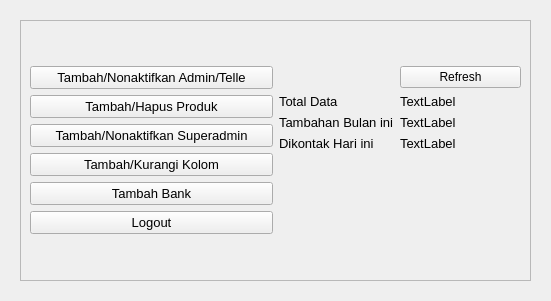
NathanielClarence/telemarketingdb, file mainFiles/assets/ui/superadminUi.ui: the form before one commit.
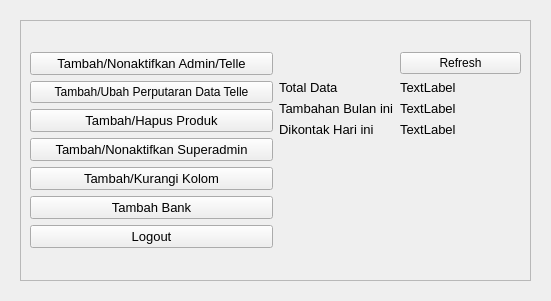
The form after the commit.

Commit message: Add Parameter Form and Logic, Add Table for Parameter

```diff
--- a/mainFiles/assets/ui/superadminUi.ui
+++ b/mainFiles/assets/ui/superadminUi.ui
@@ -37,18 +37,6 @@
     <layout class="QGridLayout" name="gridLayout_2">
      <item row="0" column="0">
       <layout class="QGridLayout" name="gridLayout">
-       <item row="4" column="0">
-        <widget class="QPushButton" name="btn_addBank">
-         <property name="font">
-          <font>
-           <pointsize>10</pointsize>
-          </font>
-         </property>
-         <property name="text">
-          <string>Tambah Bank</string>
-         </property>
-        </widget>
-       </item>
        <item row="0" column="0">
         <widget class="QPushButton" name="btn_add">
          <property name="font">
@@ -61,7 +49,19 @@
          </property>
         </widget>
        </item>
-       <item row="3" column="0">
+       <item row="6" column="0">
+        <widget class="QPushButton" name="btn_back">
+         <property name="font">
+          <font>
+           <pointsize>10</pointsize>
+          </font>
+         </property>
+         <property name="text">
+          <string>Logout</string>
+         </property>
+        </widget>
+       </item>
+       <item row="4" column="0">
         <widget class="QPushButton" name="btn_addCol">
          <property name="font">
           <font>
@@ -73,19 +73,7 @@
          </property>
         </widget>
        </item>
-       <item row="1" column="0">
-        <widget class="QPushButton" name="btn_addProduct">
-         <property name="font">
-          <font>
-           <pointsize>10</pointsize>
-          </font>
-         </property>
-         <property name="text">
-          <string>Tambah/Hapus Produk</string>
-         </property>
-        </widget>
-       </item>
-       <item row="2" column="0">
+       <item row="3" column="0">
         <widget class="QPushButton" name="btn_addSuperadmin">
          <property name="font">
           <font>
@@ -97,7 +85,31 @@
          </property>
         </widget>
        </item>
-       <item row="0" column="1" rowspan="6">
+       <item row="2" column="0">
+        <widget class="QPushButton" name="btn_addProduct">
+         <property name="font">
+          <font>
+           <pointsize>10</pointsize>
+          </font>
+         </property>
+         <property name="text">
+          <string>Tambah/Hapus Produk</string>
+         </property>
+        </widget>
+       </item>
+       <item row="5" column="0">
+        <widget class="QPushButton" name="btn_addBank">
+         <property name="font">
+          <font>
+           <pointsize>10</pointsize>
+          </font>
+         </property>
+         <property name="text">
+          <string>Tambah Bank</string>
+         </property>
+        </widget>
+       </item>
+       <item row="0" column="1" rowspan="7">
         <layout class="QFormLayout" name="formLayout_2">
          <item row="0" column="1">
           <widget class="QPushButton" name="btn_refresh">
@@ -180,15 +192,10 @@
          </item>
         </layout>
        </item>
-       <item row="5" column="0">
-        <widget class="QPushButton" name="btn_back">
-         <property name="font">
-          <font>
-           <pointsize>10</pointsize>
-          </font>
-         </property>
+       <item row="1" column="0">
+        <widget class="QPushButton" name="btn_DataTelleCircle">
          <property name="text">
-          <string>Logout</string>
+          <string>Tambah/Ubah Perputaran Data Telle</string>
          </property>
         </widget>
        </item>
```
The commit also changes 4 other files.
